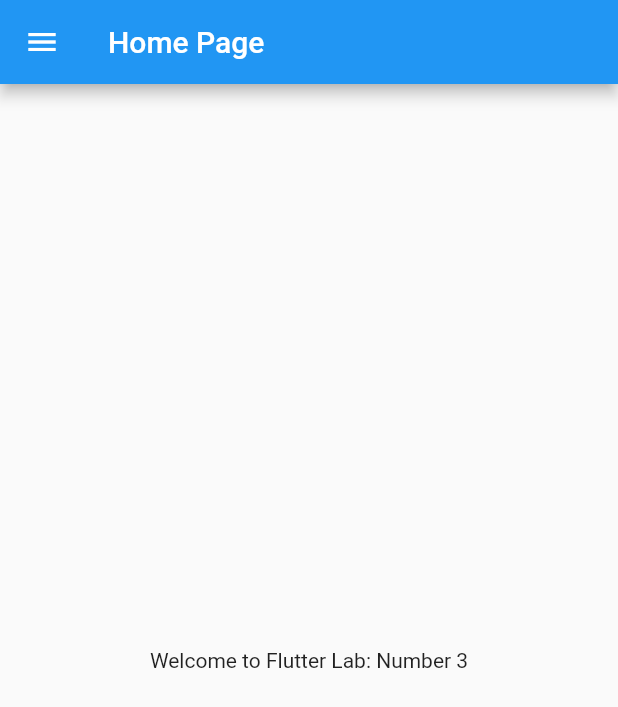
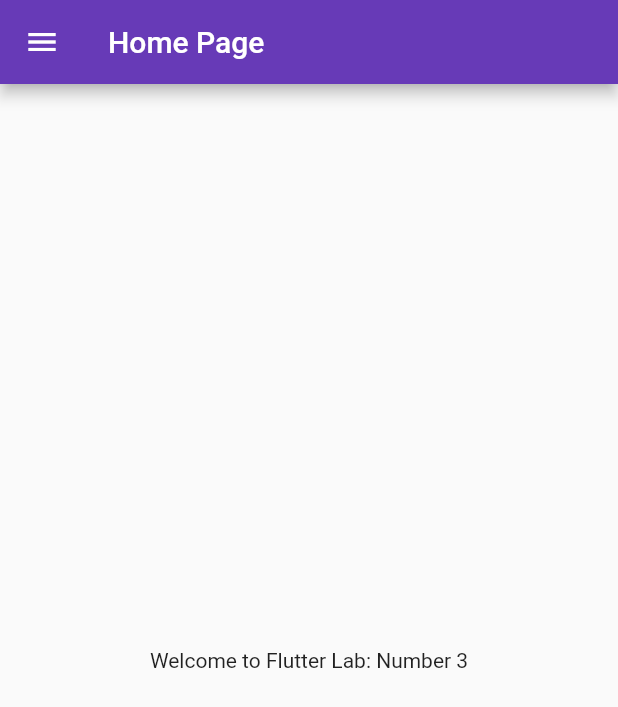
Before and after one commit to Atik-Mujawar/Flutter-App, a Flutter app: the screen it shows after launch, on a phone screen of 412 x 824 dp. Shown: the top 707 px of the screen. Run offline on Flutter 3.47's test engine with Material 2 defaults, Android fonts, the phone set to English and light mode, and no system bars.

Commit message:
Day3 complete

```diff
--- a/lib/main.dart
+++ b/lib/main.dart
@@ -1,5 +1,6 @@
 import 'package:flutter/material.dart';
-import 'package:my_app/home_page.dart';
+import 'package:my_app/pages/home_page.dart';
+import 'package:my_app/pages/login_page.dart';
 
 void main() {
   runApp(MyApp());
@@ -8,6 +9,19 @@ void main() {
 class MyApp extends StatelessWidget {
   @override
   Widget build(BuildContext context) {
-    return MaterialApp(home: HomePage());
-  }
+    return MaterialApp(
+      // home: HomePage(),
+      theme: ThemeData(primarySwatch: Colors.deepPurple),
+      themeMode: ThemeMode.light,
+      darkTheme: ThemeData(
+        brightness: Brightness.dark,
+      ),
+      initialRoute: "/home",
+      routes: {
+        "/": (context) => LoginPage(),
+        "/home": (context) => HomePage(),
+        "/login": (context) => LoginPage(),
+      },
+    );
+  } //MaterialApp
 }
```
Also changed, not shown: lib/pages/login_page.dart (added, +19 -0 lines), lib/pages/home_page.dart (renamed from lib/home_page.dart), 1 other file.
